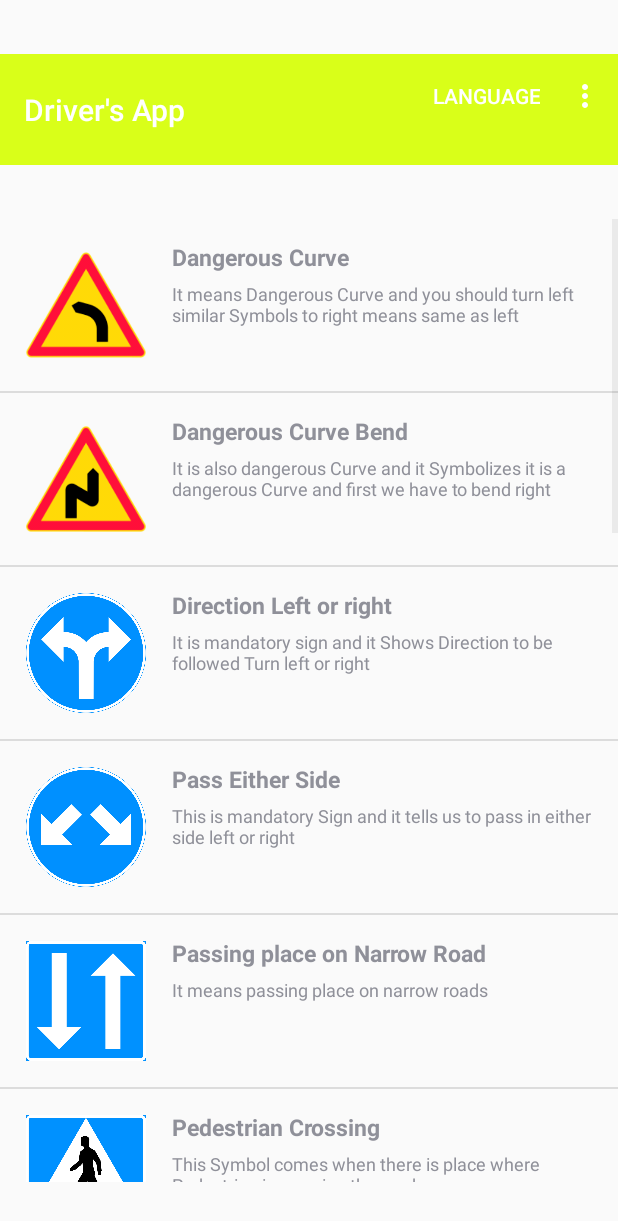
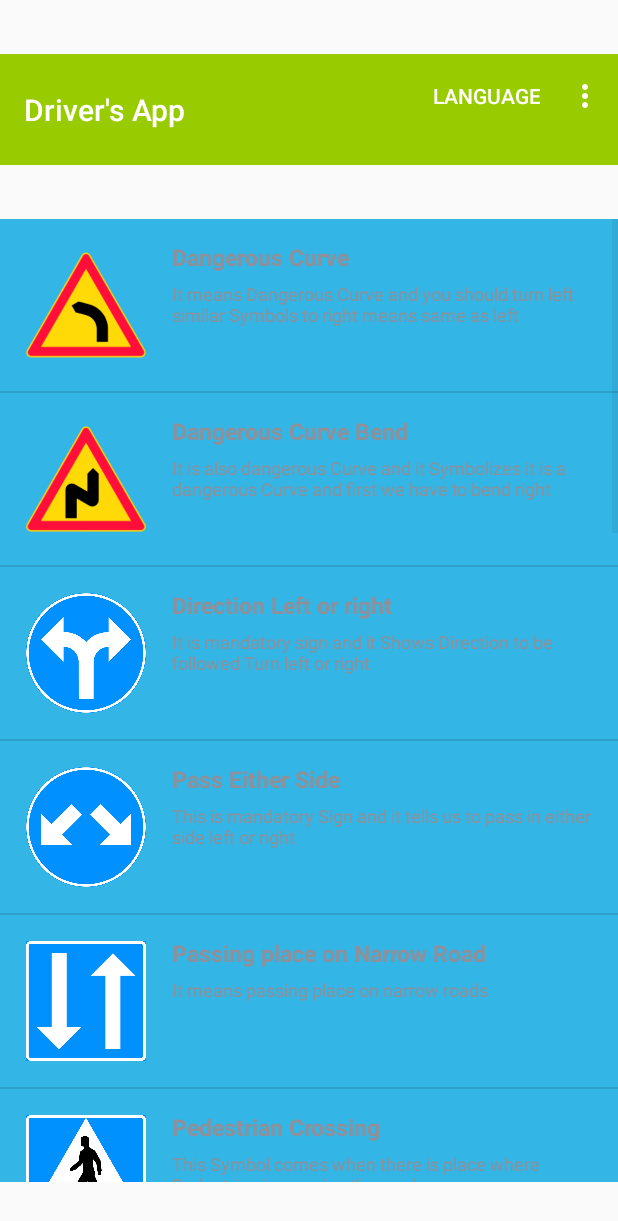
Before and after one commit to tapiopa/Driver-s-Licence-App, an Android app: the DrivingSymbols screen opened directly, with no data from a screen before it, on a phone screen of 412 x 824 dp. Shown: the top 1221 px of the screen. Run offline under Robolectric (Android 15) with nearby library versions, the phone set to English and light mode, and no system bars.

Commit message:
styles for layout for driving symbols added

```diff
--- a/app/src/main/res/layout/activity_symbols.xml
+++ b/app/src/main/res/layout/activity_symbols.xml
@@ -10,7 +10,7 @@
         android:id="@+id/toolbar_DrivingSymbols"
         android:layout_width="0dp"
         android:layout_height="74dp"
-        android:background="@color/colorPrimaryLight"
+        android:background="@android:color/holo_green_light"
         android:minHeight="?attr/actionBarSize"
         android:theme="@style/AppBarOverlay"
         app:layout_constraintBottom_toTopOf="@+id/list_view"
@@ -23,6 +23,7 @@
         android:id="@+id/list_view"
         android:layout_width="fill_parent"
         android:layout_height="642dp"
+        android:background="@android:color/holo_blue_light"
         app:layout_constraintBottom_toBottomOf="parent"
         app:layout_constraintEnd_toEndOf="parent"
         app:layout_constraintStart_toStartOf="parent"
```
